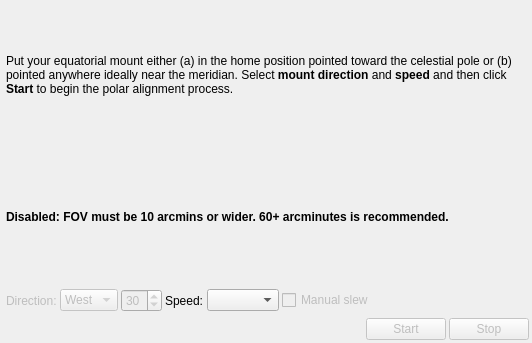
First picture: the form in kstars/ekos/align/polaralignmentassistant.ui, repository KDE/kstars, before the edit.
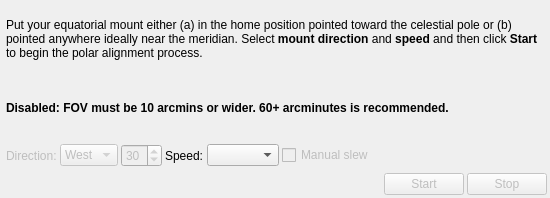
Second picture: the form after the edit.

```diff
--- a/kstars/ekos/align/polaralignmentassistant.ui
+++ b/kstars/ekos/align/polaralignmentassistant.ui
@@ -9,8 +9,8 @@
    <rect>
     <x>0</x>
     <y>0</y>
-    <width>532</width>
-    <height>343</height>
+    <width>550</width>
+    <height>198</height>
    </rect>
   </property>
   <property name="minimumSize">
```
Left out of the diff: 16 changed lines with no effect on the pictures.
